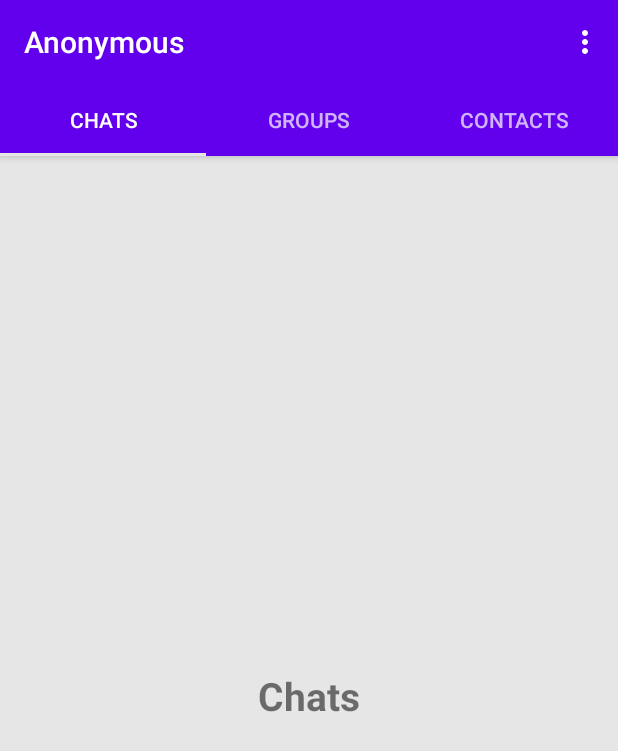
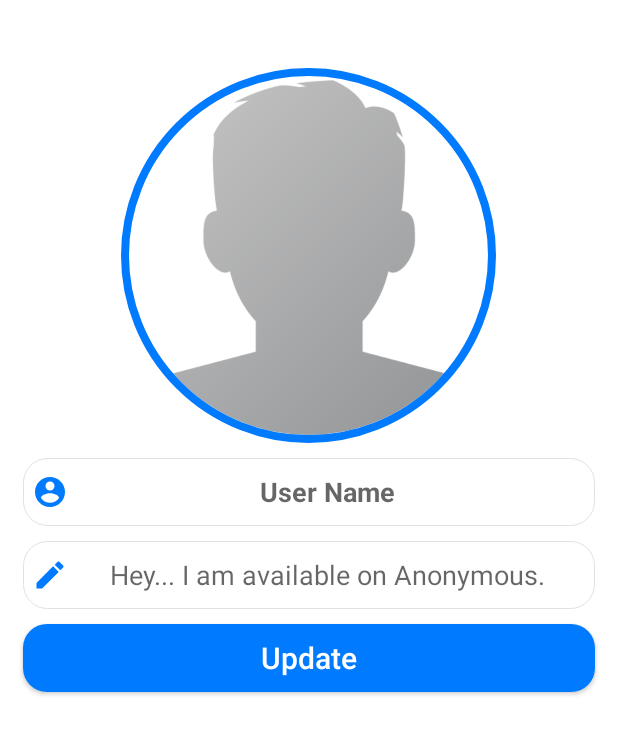
Before and after one commit to hritupon/Anonymous, an Android app: the screen it shows after launch once a user with an empty profile is signed in (MainActivity before the commit, SettingsActivity after it), in the options menu, after a tap on "Settings", on a phone screen of 412 x 824 dp. Shown: the top 751 px of the screen. Run offline under Robolectric (Android 15) with nearby library versions, the phone set to English and light mode, and no system bars; our stand-ins replace CircleImageView, Firebase (no records; nobody signed in at launch, a user with empty details on screens opened directly).

Commit message:
First code

```diff
--- a/app/build.gradle
+++ b/app/build.gradle
@@ -21,13 +21,17 @@ android {
 
 dependencies {
     implementation fileTree(dir: 'libs', include: ['*.jar'])
+    //noinspection GradleCompatible
     implementation 'com.android.support:appcompat-v7:28.0.0'
     implementation 'com.android.support:design:28.0.0'
     implementation 'com.android.support.constraint:constraint-layout:1.1.3'
     implementation 'com.google.firebase:firebase-auth:16.0.5'
     implementation 'com.google.firebase:firebase-database:16.0.4'
     implementation 'com.google.firebase:firebase-storage:16.0.4'
+    implementation 'de.hdodenhof:circleimageview:3.0.0'
+
     testImplementation 'junit:junit:4.12'
     androidTestImplementation 'com.android.support.test:runner:1.0.2'
     androidTestImplementation 'com.android.support.test.espresso:espresso-core:3.0.2'
+
 }
--- a/app/src/main/AndroidManifest.xml
+++ b/app/src/main/AndroidManifest.xml
@@ -1,7 +1,9 @@
 <?xml version="1.0" encoding="utf-8"?>
 <manifest xmlns:android="http://schemas.android.com/apk/res/android"
     package="com.anonymous">
-    <uses-permission android:name="android.permission.INTERNET"/>
+
+    <uses-permission android:name="android.permission.INTERNET" />
+
     <application
         android:allowBackup="true"
         android:icon="@mipmap/ic_launcher"
@@ -9,7 +11,8 @@
         android:roundIcon="@mipmap/ic_launcher_round"
         android:supportsRtl="true"
         android:theme="@style/AppTheme">
-        <activity android:name=".RegisterActivity"></activity>
+        <activity android:name=".SettingsActivity"></activity>
+        <activity android:name=".RegisterActivity" />
         <activity android:name=".LoginActivity" />
         <activity android:name=".MainActivity">
             <intent-filter>
--- a/app/src/main/java/com/anonymous/MainActivity.java
+++ b/app/src/main/java/com/anonymous/MainActivity.java
@@ -53,7 +53,14 @@ public class MainActivity extends AppCompatActivity {
 
     private void sendUserToLoginActivity() {
         Intent loginIntent = new Intent(MainActivity.this, LoginActivity.class);
+        loginIntent.addFlags(Intent.FLAG_ACTIVITY_NEW_TASK | Intent.FLAG_ACTIVITY_CLEAR_TASK);
         startActivity(loginIntent);
+        finish();
+    }
+
+    private void sendUserToSettingsActivity() {
+        Intent settingsIntent = new Intent(MainActivity.this, SettingsActivity.class);
+        startActivity(settingsIntent);
     }
 
     @Override
@@ -71,7 +78,7 @@ public class MainActivity extends AppCompatActivity {
            sendUserToLoginActivity();
         }
         else if(item.getItemId()==R.id.main_settings_options){
-
+            sendUserToSettingsActivity();
         }
         if(item.getItemId()==R.id.main_find_friends_options){
 
--- /dev/null
+++ b/app/src/main/java/com/anonymous/SettingsActivity.java
@@ -0,0 +1,32 @@
+package com.anonymous;
+
+import android.support.v7.app.AppCompatActivity;
+import android.os.Bundle;
+import android.widget.Button;
+import android.widget.EditText;
+
+import de.hdodenhof.circleimageview.CircleImageView;
+
+public class SettingsActivity extends AppCompatActivity {
+
+    private Button updateAccountSettings;
+    private EditText userName;
+    private EditText userStatus;
+    private CircleImageView userProfileImage;
+
+    @Override
+    protected void onCreate(Bundle savedInstanceState) {
+        super.onCreate(savedInstanceState);
+        setContentView(R.layout.activity_settings);
+        initializeFields();
+    }
+
+    private void initializeFields() {
+        updateAccountSettings = (Button)findViewById(R.id.update_settings_button);
+        userName = (EditText) findViewById(R.id.set_user_name);
+        userStatus = (EditText) findViewById(R.id.set_profile_status);
+        userProfileImage = (CircleImageView) findViewById(R.id.set_profile_image);
+    }
+
+
+}
--- /dev/null
+++ b/app/src/main/res/drawable-anydpi/ic_edit_profile.xml
@@ -0,0 +1,10 @@
+<vector xmlns:android="http://schemas.android.com/apk/res/android"
+    android:width="24dp"
+    android:height="24dp"
+    android:viewportWidth="24"
+    android:viewportHeight="24"
+    android:tint="#007AFF">
+    <path
+        android:fillColor="#FF000000"
+        android:pathData="M12,2C6.48,2 2,6.48 2,12s4.48,10 10,10 10,-4.48 10,-10S17.52,2 12,2zM12,5c1.66,0 3,1.34 3,3s-1.34,3 -3,3 -3,-1.34 -3,-3 1.34,-3 3,-3zM12,19.2c-2.5,0 -4.71,-1.28 -6,-3.22 0.03,-1.99 4,-3.08 6,-3.08 1.99,0 5.97,1.09 6,3.08 -1.29,1.94 -3.5,3.22 -6,3.22z"/>
+</vector>
--- /dev/null
+++ b/app/src/main/res/drawable-anydpi/ic_edit_status.xml
@@ -0,0 +1,10 @@
+<vector xmlns:android="http://schemas.android.com/apk/res/android"
+    android:width="24dp"
+    android:height="24dp"
+    android:viewportWidth="24"
+    android:viewportHeight="24"
+    android:tint="#007AFF">
+    <path
+        android:fillColor="#FF000000"
+        android:pathData="M3,17.25V21h3.75L17.81,9.94l-3.75,-3.75L3,17.25zM20.71,7.04c0.39,-0.39 0.39,-1.02 0,-1.41l-2.34,-2.34c-0.39,-0.39 -1.02,-0.39 -1.41,0l-1.83,1.83 3.75,3.75 1.83,-1.83z"/>
+</vector>
--- a/app/src/main/res/layout/activity_main.xml
+++ b/app/src/main/res/layout/activity_main.xml
@@ -22,7 +22,7 @@
             android:id="@+id/main_tabs"
             android:layout_width="match_parent"
             android:layout_height="wrap_content"
-            android:background="@color/design_default_color_primary"
+            android:background="@color/blue"
             android:theme="@style/ThemeOverlay.AppCompat.Dark.ActionBar">
         </android.support.design.widget.TabLayout>
 
--- /dev/null
+++ b/app/src/main/res/layout/activity_settings.xml
@@ -0,0 +1,80 @@
+<?xml version="1.0" encoding="utf-8"?>
+<RelativeLayout
+    xmlns:android="http://schemas.android.com/apk/res/android"
+    xmlns:app="http://schemas.android.com/apk/res-auto"
+    xmlns:tools="http://schemas.android.com/tools"
+    android:layout_width="match_parent"
+    android:layout_height="match_parent"
+    tools:context=".SettingsActivity"
+    android:background="@color/white">
+
+    <de.hdodenhof.circleimageview.CircleImageView
+
+        android:id="@+id/set_profile_image"
+        android:layout_width="250dp"
+        android:layout_height="250dp"
+        android:layout_alignParentTop="true"
+        android:layout_centerHorizontal="true"
+        android:layout_marginTop="45dp"
+        android:src="@drawable/profile_image"
+        app:civ_border_width="5dp"
+        app:civ_border_color="@color/blue"
+        />
+    <EditText
+        android:id="@+id/set_user_name"
+        android:layout_width="match_parent"
+        android:layout_height="wrap_content"
+        android:minHeight="45dp"
+        android:layout_below="@id/set_profile_image"
+        android:inputType="textMultiLine"
+        android:hint="User Name"
+        android:textAlignment="center"
+        android:drawableStart="@drawable/ic_edit_profile"
+        android:drawableLeft="@drawable/ic_edit_profile"
+        android:textColor="@color/colorPrimaryDark"
+        android:textStyle="bold"
+        android:background="@drawable/inputs"
+        android:layout_marginStart="15dp"
+        android:layout_marginEnd="15dp"
+        android:padding="6dp"
+        android:layout_marginTop="10dp"/>
+
+    <EditText
+        android:id="@+id/set_profile_status"
+        android:layout_width="match_parent"
+        android:layout_height="wrap_content"
+        android:minHeight="45dp"
+        android:layout_below="@id/set_user_name"
+        android:inputType="textMultiLine"
+        android:hint="Hey... I am available on Anonymous."
+        android:textAlignment="center"
+        android:drawableStart="@drawable/ic_edit_status"
+        android:drawableLeft="@drawable/ic_edit_status"
+        android:textColor="@color/colorPrimaryDark"
+        android:textStyle="normal"
+        android:background="@drawable/inputs"
+        android:layout_marginStart="15dp"
+        android:layout_marginEnd="15dp"
+        android:padding="6dp"
+        android:layout_marginTop="10dp"/>
+
+    <Button
+        android:id="@+id/update_settings_button"
+        android:layout_width="match_parent"
+        android:layout_height="wrap_content"
+        android:minHeight="45dp"
+        android:layout_below="@id/set_profile_status"
+        android:inputType="textMultiLine"
+        android:text="Update"
+        android:textAlignment="center"
+        android:textColor="@color/white"
+        android:textStyle="normal"
+        android:background="@drawable/buttons"
+        android:layout_marginStart="15dp"
+        android:layout_marginEnd="15dp"
+        android:padding="6dp"
+        android:layout_marginTop="10dp"
+        android:textAllCaps="false"
+        android:textSize="20sp"/>
+
+</RelativeLayout>
--- a/app/src/main/res/layout/app_bar_layout.xml
+++ b/app/src/main/res/layout/app_bar_layout.xml
@@ -2,7 +2,7 @@
 <android.support.v7.widget.Toolbar
     xmlns:android="http://schemas.android.com/apk/res/android"
     android:id="@+id/main_app_bar"
-    android:background="@color/design_default_color_primary"
+    android:background="@color/blue"
     android:layout_width="match_parent"
     android:layout_height="wrap_content"
     android:theme="@style/ThemeOverlay.AppCompat.Dark.ActionBar">
```
Also changed, not shown: app/src/main/res/drawable-hdpi/ic_edit_profile.png (added), app/src/main/res/drawable-hdpi/ic_edit_status.png (added), app/src/main/res/drawable-mdpi/ic_edit_profile.png (added), app/src/main/res/drawable-mdpi/ic_edit_status.png (added), app/src/main/res/drawable-xhdpi/ic_edit_profile.png (added), app/src/main/res/drawable-xhdpi/ic_edit_status.png (added), app/src/main/res/drawable-xxhdpi/ic_edit_profile.png (added), app/src/main/res/drawable-xxhdpi/ic_edit_status.png (added).
